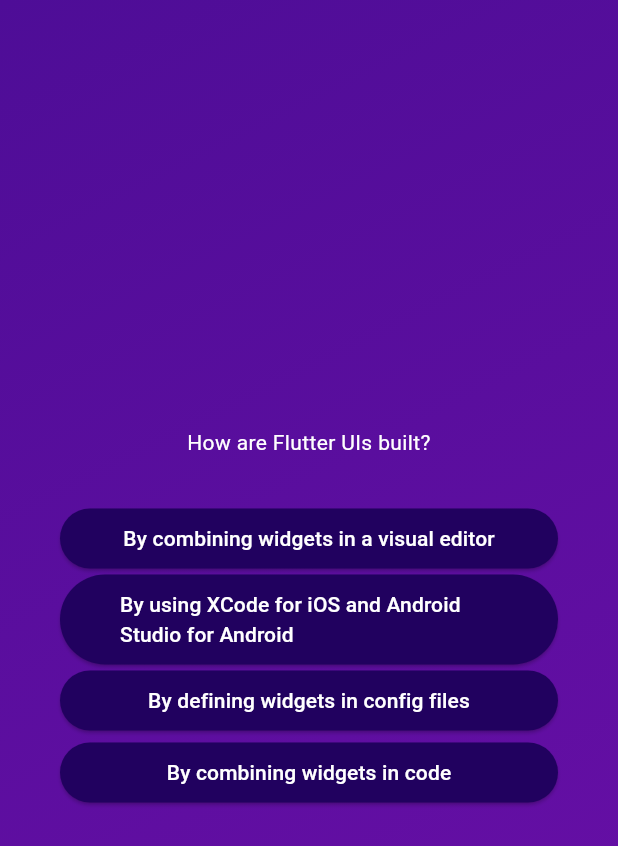
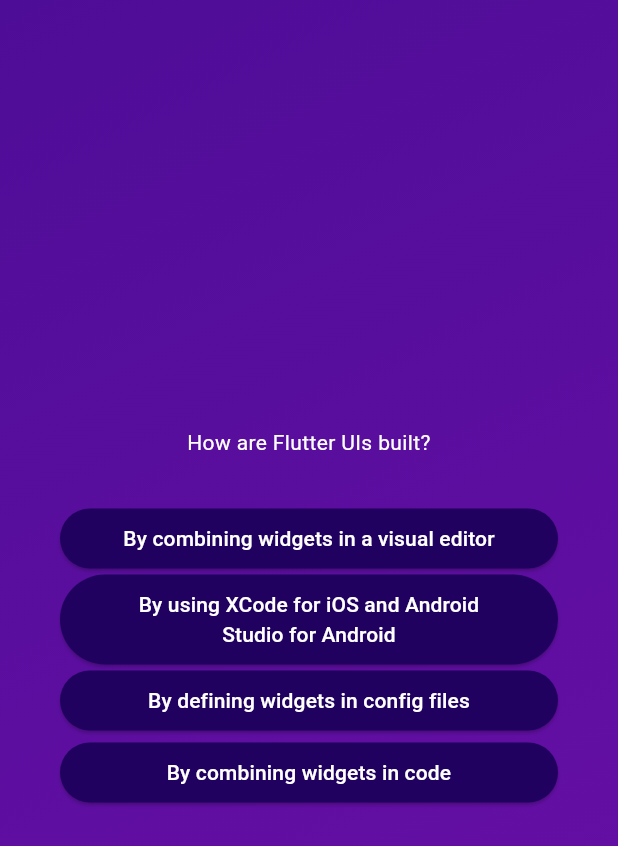
Before and after one commit to MinhNhatQA15101910/flutter_adv_basics, a Flutter app: the screen it shows after launch, after a tap on "Start Quiz", after a tap on "Components", on a phone screen of 412 x 824 dp. Shown: the top 846 px of the screen. Run offline on Flutter 3.47's test engine with Material 3 defaults, Android fonts, the phone set to English and light mode, and no system bars.

Commit message:
More on button styling.

```diff
--- a/lib/answer_button.dart
+++ b/lib/answer_button.dart
@@ -24,7 +24,10 @@
           shape: RoundedRectangleBorder(
             borderRadius: BorderRadius.circular(40),
           )),
-      child: Text(answerText),
+      child: Text(
+        answerText,
+        textAlign: TextAlign.center,
+      ),
     );
   }
 }
--- a/lib/questions_screen.dart
+++ b/lib/questions_screen.dart
@@ -45,7 +45,7 @@
                 answerText: answer,
                 onTap: answerQuestion,
               );
-            })
+            }),
           ],
         ),
       ),
```
